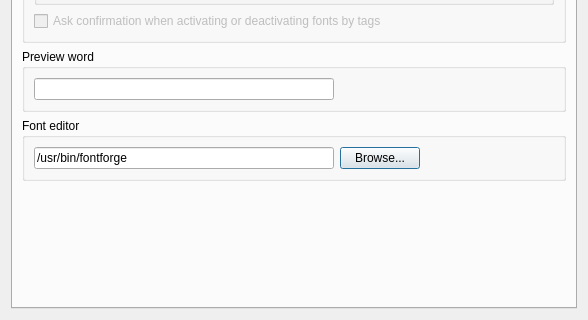
This is src/prefs_panel.ui in fontmatrix/fontmatrix as Qt 5 draws it before an edit; both pictures show x 0 to 588 and y 157 to 477 of the 588 by 477 pixel window. The edited form follows.
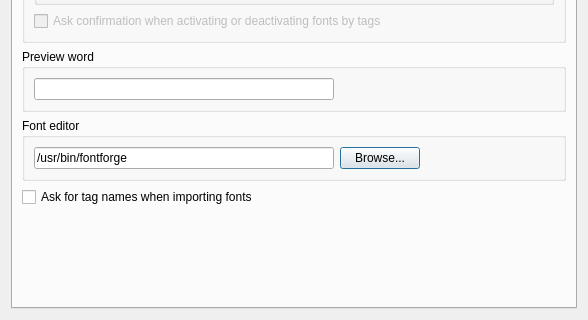
This is the edited form. Icons and pictures are not drawn.

```diff
--- a/src/prefs_panel.ui
+++ b/src/prefs_panel.ui
@@ -157,6 +157,13 @@
          </layout>
         </widget>
        </item>
+       <item>
+        <widget class="QCheckBox" name="initTagBox" >
+         <property name="text" >
+          <string>Ask for tag names when importing fonts</string>
+         </property>
+        </widget>
+       </item>
        <item>
         <spacer>
          <property name="orientation" >
@@ -165,7 +172,7 @@
          <property name="sizeHint" >
           <size>
            <width>544</width>
-           <height>91</height>
+           <height>51</height>
           </size>
          </property>
         </spacer>
```
